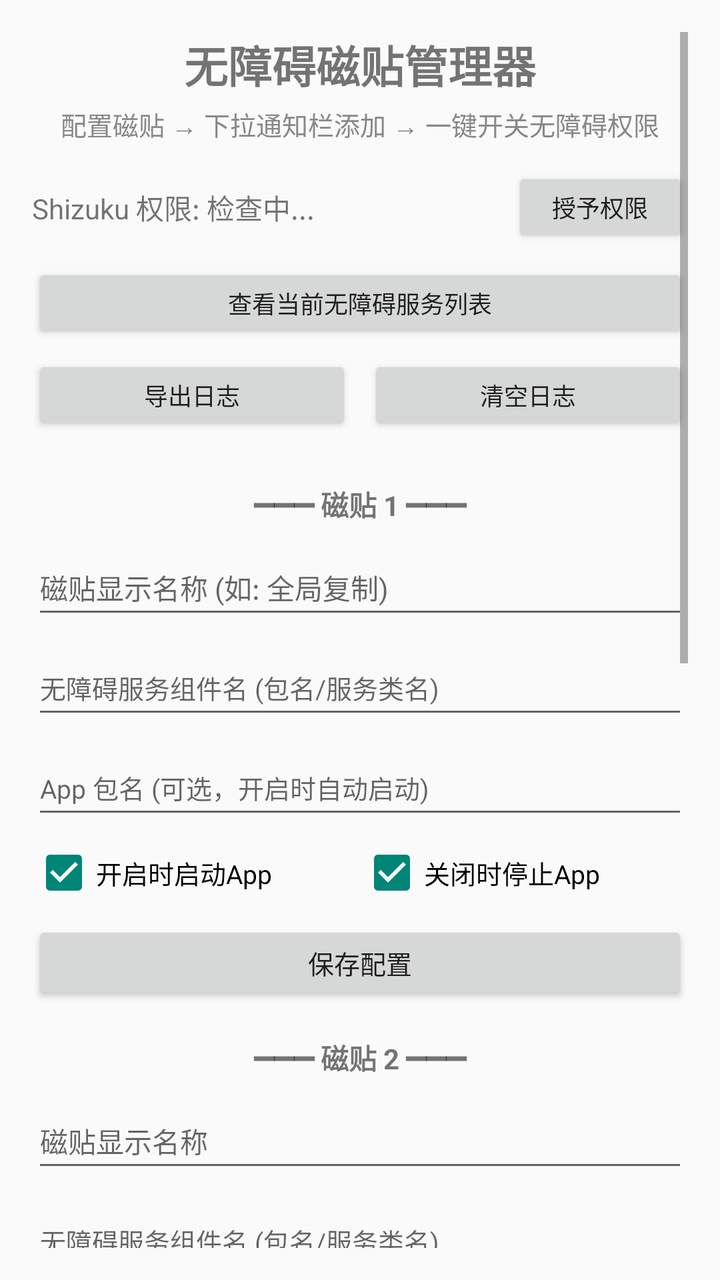
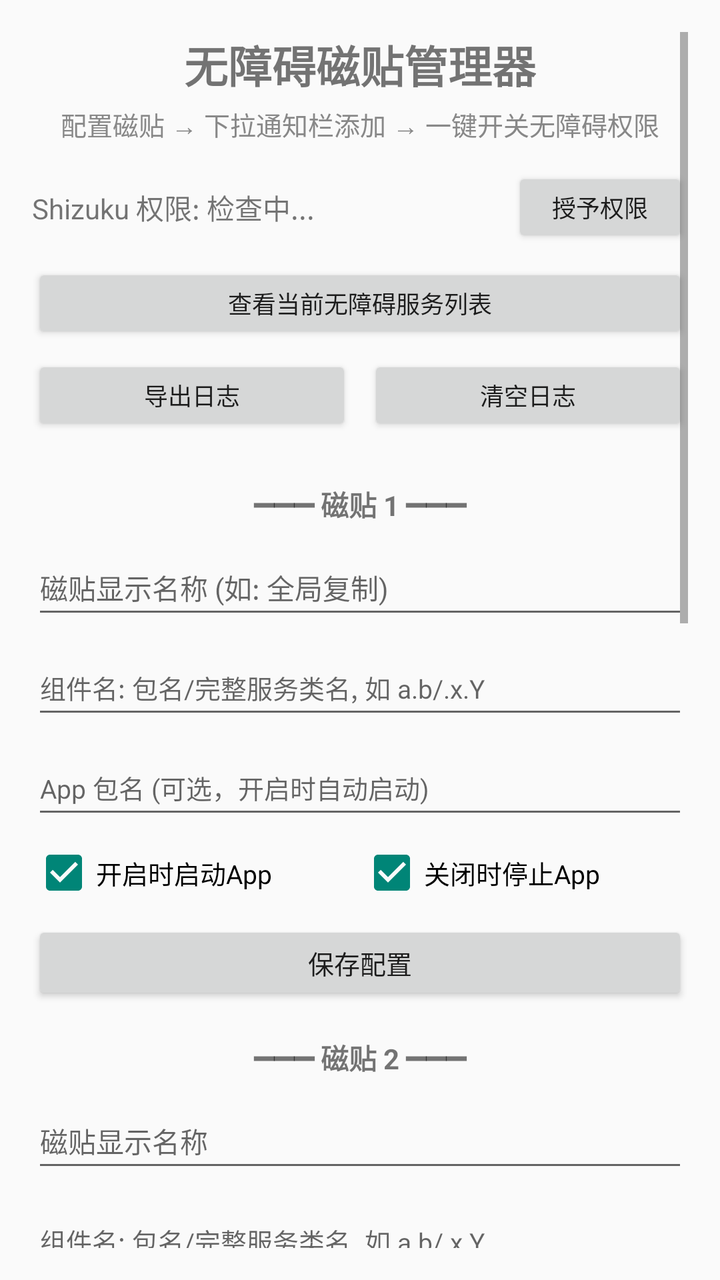

Before-and-after screenshots of an Android layout around one commit, followed by the original layout XML and the change that was made.
<!-- AndroidManifest.xml: application theme AppTheme -->
<!-- res/layout/activity_settings.xml -->
<?xml version="1.0" encoding="utf-8"?>
<ScrollView xmlns:android="http://schemas.android.com/apk/res/android"
    android:layout_width="match_parent"
    android:layout_height="match_parent"
    android:padding="16dp">

    <LinearLayout
        android:layout_width="match_parent"
        android:layout_height="wrap_content"
        android:orientation="vertical"
        android:gravity="center_horizontal">

        
        <TextView
            android:layout_width="wrap_content"
            android:layout_height="wrap_content"
            android:text="无障碍磁贴管理器"
            android:textSize="22sp"
            android:textStyle="bold"
            android:layout_marginBottom="4dp" />

        <TextView
            android:layout_width="wrap_content"
            android:layout_height="wrap_content"
            android:text="配置磁贴 → 下拉通知栏添加 → 一键开关无障碍权限"
            android:textSize="13sp"
            android:textColor="#888888"
            android:layout_marginBottom="12dp" />

        
        <LinearLayout
            android:layout_width="match_parent"
            android:layout_height="wrap_content"
            android:orientation="horizontal"
            android:gravity="center_vertical"
            android:layout_marginBottom="8dp">

            <TextView
                android:id="@+id/tv_shizuku_status"
                android:layout_width="0dp"
                android:layout_height="wrap_content"
                android:layout_weight="1"
                android:text="Shizuku 权限: 检查中..."
                android:textSize="14sp" />

            <Button
                android:id="@+id/btn_request_shizuku"
                android:layout_width="wrap_content"
                android:layout_height="40dp"
                android:text="授予权限"
                android:textSize="12sp" />
        </LinearLayout>

        <Button
            android:id="@+id/btn_show_services"
            android:layout_width="match_parent"
            android:layout_height="40dp"
            android:text="查看当前无障碍服务列表"
            android:textSize="12sp"
            android:layout_marginBottom="6dp" />

        <LinearLayout
            android:layout_width="match_parent"
            android:layout_height="wrap_content"
            android:orientation="horizontal"
            android:layout_marginBottom="16dp">

            <Button
                android:id="@+id/btn_export_log"
                android:layout_width="0dp"
                android:layout_height="40dp"
                android:layout_weight="1"
                android:text="导出日志"
                android:textSize="12sp"
                android:layout_marginEnd="4dp" />

            <Button
                android:id="@+id/btn_clear_log"
                android:layout_width="0dp"
                android:layout_height="40dp"
                android:layout_weight="1"
                android:text="清空日志"
                android:textSize="12sp"
                android:layout_marginStart="4dp" />
        </LinearLayout>

        
        <TextView
            android:layout_width="match_parent"
            android:layout_height="wrap_content"
            android:text="━━━ 磁贴 1 ━━━"
            android:textSize="14sp"
            android:textStyle="bold"
            android:gravity="center"
            android:layout_marginTop="8dp"
            android:layout_marginBottom="8dp" />
        <EditText android:id="@+id/et_label_0" android:layout_width="match_parent" android:layout_height="44dp" android:hint="磁贴显示名称 (如: 全局复制)" android:textSize="14sp" android:inputType="text" android:singleLine="true" android:layout_marginBottom="6dp"/>
        <EditText android:id="@+id/et_service_0" android:layout_width="match_parent" android:layout_height="44dp" android:hint="无障碍服务组件名 (包名/服务类名)" android:textSize="13sp" android:inputType="text" android:singleLine="true" android:layout_marginBottom="6dp"/>
        <EditText android:id="@+id/et_app_0" android:layout_width="match_parent" android:layout_height="44dp" android:hint="App 包名 (可选，开启时自动启动)" android:textSize="13sp" android:inputType="text" android:singleLine="true" android:layout_marginBottom="6dp"/>
        <LinearLayout android:layout_width="match_parent" android:layout_height="wrap_content" android:orientation="horizontal" android:layout_marginBottom="8dp">
            <CheckBox android:id="@+id/cb_launch_0" android:layout_width="0dp" android:layout_height="wrap_content" android:layout_weight="1" android:text="开启时启动App" android:textSize="13sp" android:checked="true"/>
            <CheckBox android:id="@+id/cb_stop_0" android:layout_width="0dp" android:layout_height="wrap_content" android:layout_weight="1" android:text="关闭时停止App" android:textSize="13sp" android:checked="true"/>
        </LinearLayout>
        <Button android:id="@+id/btn_save_0" android:layout_width="match_parent" android:layout_height="42dp" android:text="保存配置" android:textSize="13sp" />

        
        <TextView android:layout_width="match_parent" android:layout_height="wrap_content" android:text="━━━ 磁贴 2 ━━━" android:textSize="14sp" android:textStyle="bold" android:gravity="center" android:layout_marginTop="16dp" android:layout_marginBottom="8dp"/>
        <EditText android:id="@+id/et_label_1" android:layout_width="match_parent" android:layout_height="44dp" android:hint="磁贴显示名称" android:textSize="14sp" android:inputType="text" android:singleLine="true" android:layout_marginBottom="6dp"/>
        <EditText android:id="@+id/et_service_1" android:layout_width="match_parent" android:layout_height="44dp" android:hint="无障碍服务组件名 (包名/服务类名)" android:textSize="13sp" android:inputType="text" android:singleLine="true" android:layout_marginBottom="6dp"/>
        <EditText android:id="@+id/et_app_1" android:layout_width="match_parent" android:layout_height="44dp" android:hint="App 包名 (可选)" android:textSize="13sp" android:inputType="text" android:singleLine="true" android:layout_marginBottom="6dp"/>
        <LinearLayout android:layout_width="match_parent" android:layout_height="wrap_content" android:orientation="horizontal" android:layout_marginBottom="8dp">
            <CheckBox android:id="@+id/cb_launch_1" android:layout_width="0dp" android:layout_height="wrap_content" android:layout_weight="1" android:text="开启时启动App" android:textSize="13sp" android:checked="true"/>
            <CheckBox android:id="@+id/cb_stop_1" android:layout_width="0dp" android:layout_height="wrap_content" android:layout_weight="1" android:text="关闭时停止App" android:textSize="13sp" android:checked="true"/>
        </LinearLayout>
        <Button android:id="@+id/btn_save_1" android:layout_width="match_parent" android:layout_height="42dp" android:text="保存配置" android:textSize="13sp" />

        
        <TextView android:layout_width="match_parent" android:layout_height="wrap_content" android:text="━━━ 磁贴 3 ━━━" android:textSize="14sp" android:textStyle="bold" android:gravity="center" android:layout_marginTop="16dp" android:layout_marginBottom="8dp"/>
        <EditText android:id="@+id/et_label_2" android:layout_width="match_parent" android:layout_height="44dp" android:hint="磁贴显示名称" android:textSize="14sp" android:inputType="text" android:singleLine="true" android:layout_marginBottom="6dp"/>
        <EditText android:id="@+id/et_service_2" android:layout_width="match_parent" android:layout_height="44dp" android:hint="无障碍服务组件名 (包名/服务类名)" android:textSize="13sp" android:inputType="text" android:singleLine="true" android:layout_marginBottom="6dp"/>
        <EditText android:id="@+id/et_app_2" android:layout_width="match_parent" android:layout_height="44dp" android:hint="App 包名 (可选)" android:textSize="13sp" android:inputType="text" android:singleLine="true" android:layout_marginBottom="6dp"/>
        <LinearLayout android:layout_width="match_parent" android:layout_height="wrap_content" android:orientation="horizontal" android:layout_marginBottom="8dp">
            <CheckBox android:id="@+id/cb_launch_2" android:layout_width="0dp" android:layout_height="wrap_content" android:layout_weight="1" android:text="开启时启动App" android:textSize="13sp" android:checked="true"/>
            <CheckBox android:id="@+id/cb_stop_2" android:layout_width="0dp" android:layout_height="wrap_content" android:layout_weight="1" android:text="关闭时停止App" android:textSize="13sp" android:checked="true"/>
        </LinearLayout>
        <Button android:id="@+id/btn_save_2" android:layout_width="match_parent" android:layout_height="42dp" android:text="保存配置" android:textSize="13sp" />

        
        <TextView
            android:layout_width="match_parent"
            android:layout_height="wrap_content"
            android:layout_marginTop="24dp"
            android:textSize="12sp"
            android:textColor="#999999"
            android:text="使用说明:\n1. 点击「授予权限」，通过 adb 或 Shizuku 授权\n   命令: pm grant com.example.acctileman android.permission.WRITE_SECURE_SETTINGS\n2. 授权成功后状态变为绿色「已授权」\n3. 填写无障碍服务组件名（格式: 包名/服务类名）\n4. 可选填 App 包名，开启时自动启动\n5. 保存后，下拉通知栏 → 编辑快捷开关 → 添加「无障碍 N」\n6. 点击磁贴即可一键开启/关闭无障碍权限" />

    </LinearLayout>
</ScrollView>
<!-- resources referenced by this layout -->
<resources>
  <style name="AppTheme" parent="android:Theme.Material.Light" />
</resources>

<!-- the commit's change to res/layout/activity_settings.xml (unified diff, before → after) -->
@@ -95,7 +95,7 @@
             android:layout_marginTop="8dp"
             android:layout_marginBottom="8dp" />
         <EditText android:id="@+id/et_label_0" android:layout_width="match_parent" android:layout_height="44dp" android:hint="磁贴显示名称 (如: 全局复制)" android:textSize="14sp" android:inputType="text" android:singleLine="true" android:layout_marginBottom="6dp"/>
-        <EditText android:id="@+id/et_service_0" android:layout_width="match_parent" android:layout_height="44dp" android:hint="无障碍服务组件名 (包名/服务类名)" android:textSize="13sp" android:inputType="text" android:singleLine="true" android:layout_marginBottom="6dp"/>
+        <EditText android:id="@+id/et_service_0" android:layout_width="match_parent" android:layout_height="44dp" android:hint="组件名: 包名/完整服务类名, 如 a.b/.x.Y" android:textSize="13sp" android:inputType="text" android:singleLine="true" android:layout_marginBottom="6dp"/>
         <EditText android:id="@+id/et_app_0" android:layout_width="match_parent" android:layout_height="44dp" android:hint="App 包名 (可选，开启时自动启动)" android:textSize="13sp" android:inputType="text" android:singleLine="true" android:layout_marginBottom="6dp"/>
         <LinearLayout android:layout_width="match_parent" android:layout_height="wrap_content" android:orientation="horizontal" android:layout_marginBottom="8dp">
             <CheckBox android:id="@+id/cb_launch_0" android:layout_width="0dp" android:layout_height="wrap_content" android:layout_weight="1" android:text="开启时启动App" android:textSize="13sp" android:checked="true"/>
@@ -106,7 +106,7 @@
         
         <TextView android:layout_width="match_parent" android:layout_height="wrap_content" android:text="━━━ 磁贴 2 ━━━" android:textSize="14sp" android:textStyle="bold" android:gravity="center" android:layout_marginTop="16dp" android:layout_marginBottom="8dp"/>
         <EditText android:id="@+id/et_label_1" android:layout_width="match_parent" android:layout_height="44dp" android:hint="磁贴显示名称" android:textSize="14sp" android:inputType="text" android:singleLine="true" android:layout_marginBottom="6dp"/>
-        <EditText android:id="@+id/et_service_1" android:layout_width="match_parent" android:layout_height="44dp" android:hint="无障碍服务组件名 (包名/服务类名)" android:textSize="13sp" android:inputType="text" android:singleLine="true" android:layout_marginBottom="6dp"/>
+        <EditText android:id="@+id/et_service_1" android:layout_width="match_parent" android:layout_height="44dp" android:hint="组件名: 包名/完整服务类名, 如 a.b/.x.Y" android:textSize="13sp" android:inputType="text" android:singleLine="true" android:layout_marginBottom="6dp"/>
         <EditText android:id="@+id/et_app_1" android:layout_width="match_parent" android:layout_height="44dp" android:hint="App 包名 (可选)" android:textSize="13sp" android:inputType="text" android:singleLine="true" android:layout_marginBottom="6dp"/>
         <LinearLayout android:layout_width="match_parent" android:layout_height="wrap_content" android:orientation="horizontal" android:layout_marginBottom="8dp">
             <CheckBox android:id="@+id/cb_launch_1" android:layout_width="0dp" android:layout_height="wrap_content" android:layout_weight="1" android:text="开启时启动App" android:textSize="13sp" android:checked="true"/>
@@ -117,7 +117,7 @@
         
         <TextView android:layout_width="match_parent" android:layout_height="wrap_content" android:text="━━━ 磁贴 3 ━━━" android:textSize="14sp" android:textStyle="bold" android:gravity="center" android:layout_marginTop="16dp" android:layout_marginBottom="8dp"/>
         <EditText android:id="@+id/et_label_2" android:layout_width="match_parent" android:layout_height="44dp" android:hint="磁贴显示名称" android:textSize="14sp" android:inputType="text" android:singleLine="true" android:layout_marginBottom="6dp"/>
-        <EditText android:id="@+id/et_service_2" android:layout_width="match_parent" android:layout_height="44dp" android:hint="无障碍服务组件名 (包名/服务类名)" android:textSize="13sp" android:inputType="text" android:singleLine="true" android:layout_marginBottom="6dp"/>
+        <EditText android:id="@+id/et_service_2" android:layout_width="match_parent" android:layout_height="44dp" android:hint="组件名: 包名/完整服务类名, 如 a.b/.x.Y" android:textSize="13sp" android:inputType="text" android:singleLine="true" android:layout_marginBottom="6dp"/>
         <EditText android:id="@+id/et_app_2" android:layout_width="match_parent" android:layout_height="44dp" android:hint="App 包名 (可选)" android:textSize="13sp" android:inputType="text" android:singleLine="true" android:layout_marginBottom="6dp"/>
         <LinearLayout android:layout_width="match_parent" android:layout_height="wrap_content" android:orientation="horizontal" android:layout_marginBottom="8dp">
             <CheckBox android:id="@+id/cb_launch_2" android:layout_width="0dp" android:layout_height="wrap_content" android:layout_weight="1" android:text="开启时启动App" android:textSize="13sp" android:checked="true"/>
@@ -132,7 +132,7 @@
             android:layout_marginTop="24dp"
             android:textSize="12sp"
             android:textColor="#999999"
-            android:text="使用说明:\n1. 点击「授予权限」，通过 adb 或 Shizuku 授权\n   命令: pm grant com.example.acctileman android.permission.WRITE_SECURE_SETTINGS\n2. 授权成功后状态变为绿色「已授权」\n3. 填写无障碍服务组件名（格式: 包名/服务类名）\n4. 可选填 App 包名，开启时自动启动\n5. 保存后，下拉通知栏 → 编辑快捷开关 → 添加「无障碍 N」\n6. 点击磁贴即可一键开启/关闭无障碍权限" />
+            android:text="使用说明:\n1. 点击「授予权限」，通过 adb 或 Shizuku 授权\n   命令: pm grant com.example.acctileman android.permission.WRITE_SECURE_SETTINGS\n2. 授权成功后状态变为绿色「已授权」\n3. 填写无障碍服务组件名（格式: 包名/服务类名）\n   正确格式示例: com.camel.corp.universalcopy/com.camel.corp.universalcopy.UniversalCopyService\n   ❌ 错误格式: com.camel.corp.universalcopy （缺少 '/' 和服务类名）\n   获取方法: 点击「查看当前无障碍服务列表」复制完整组件名\n4. 可选填 App 包名，开启时自动启动\n5. 保存后，下拉通知栏 → 编辑快捷开关 → 添加「无障碍 N」\n6. 点击磁贴即可一键开启/关闭无障碍权限" />
 
     </LinearLayout>
 </ScrollView>
